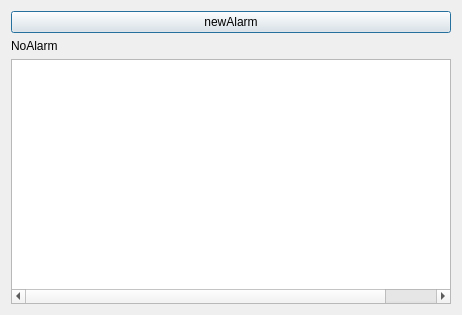
community-ssu/clock-ui, file alarmlist.ui: the form before one commit.
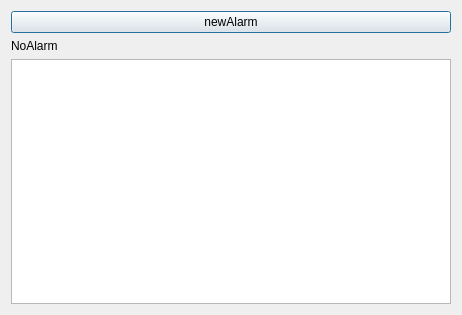
The form after the commit.

The edit to the form file:
```diff
--- a/alarmlist.ui
+++ b/alarmlist.ui
@@ -27,8 +27,18 @@
      </property>
     </widget>
    </item>
+   <item row="1" column="0">
+    <widget class="QLabel" name="label">
+     <property name="text">
+      <string>NoAlarm</string>
+     </property>
+    </widget>
+   </item>
    <item row="2" column="0">
-    <widget class="QTreeWidget" name="treeWidget">
+    <widget class="QTreeView" name="alarmTreeView">
+     <property name="selectionMode">
+      <enum>QAbstractItemView::NoSelection</enum>
+     </property>
      <property name="selectionBehavior">
       <enum>QAbstractItemView::SelectRows</enum>
      </property>
@@ -38,52 +48,14 @@
        <height>48</height>
       </size>
      </property>
-     <property name="rootIsDecorated">
-      <bool>false</bool>
+     <property name="indentation">
+      <number>0</number>
      </property>
-     <property name="itemsExpandable">
-      <bool>false</bool>
-     </property>
-     <property name="sortingEnabled">
+     <property name="uniformRowHeights">
       <bool>true</bool>
      </property>
-     <attribute name="headerVisible">
-      <bool>false</bool>
-     </attribute>
-     <column>
-      <property name="text">
-       <string>1</string>
-      </property>
-     </column>
-     <column>
-      <property name="text">
-       <string>2</string>
-      </property>
-     </column>
-     <column>
-      <property name="text">
-       <string>3</string>
-      </property>
-     </column>
-     <column>
-      <property name="text">
-       <string>4</string>
-      </property>
-      <property name="textAlignment">
-       <set>AlignRight|AlignVCenter</set>
-      </property>
-     </column>
-     <column>
-      <property name="text">
-       <string>hidden</string>
-      </property>
-     </column>
-    </widget>
-   </item>
-   <item row="1" column="0">
-    <widget class="QLabel" name="label">
-     <property name="text">
-      <string>NoAlarm</string>
+     <property name="headerHidden">
+      <bool>true</bool>
      </property>
     </widget>
    </item>
```
